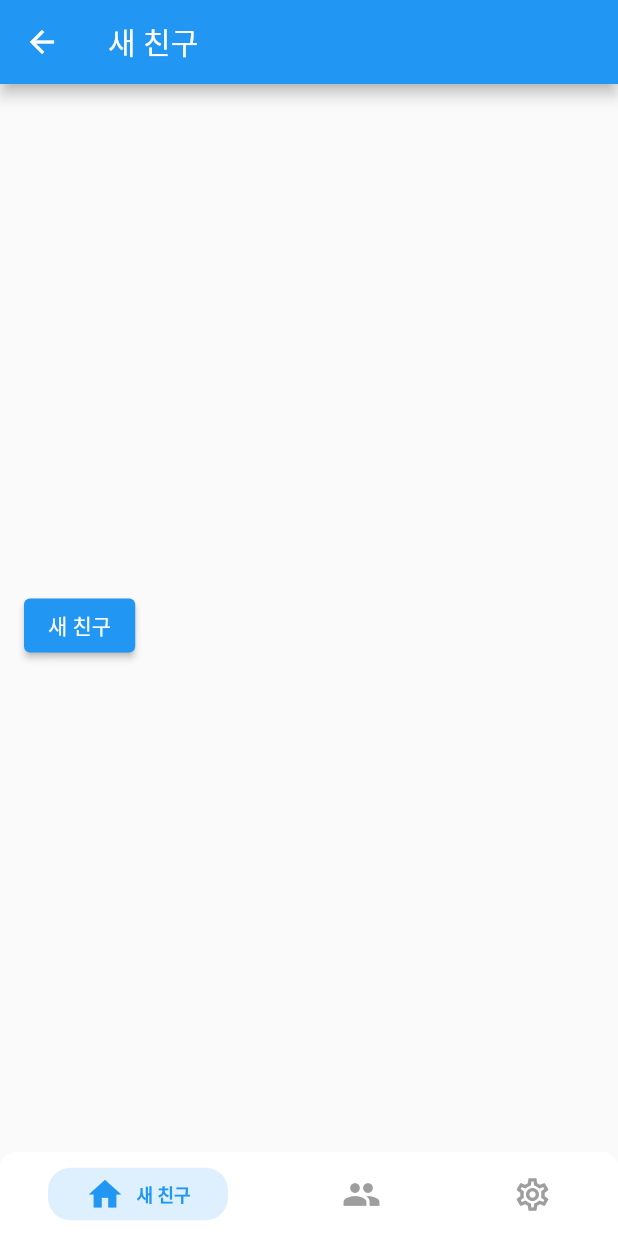
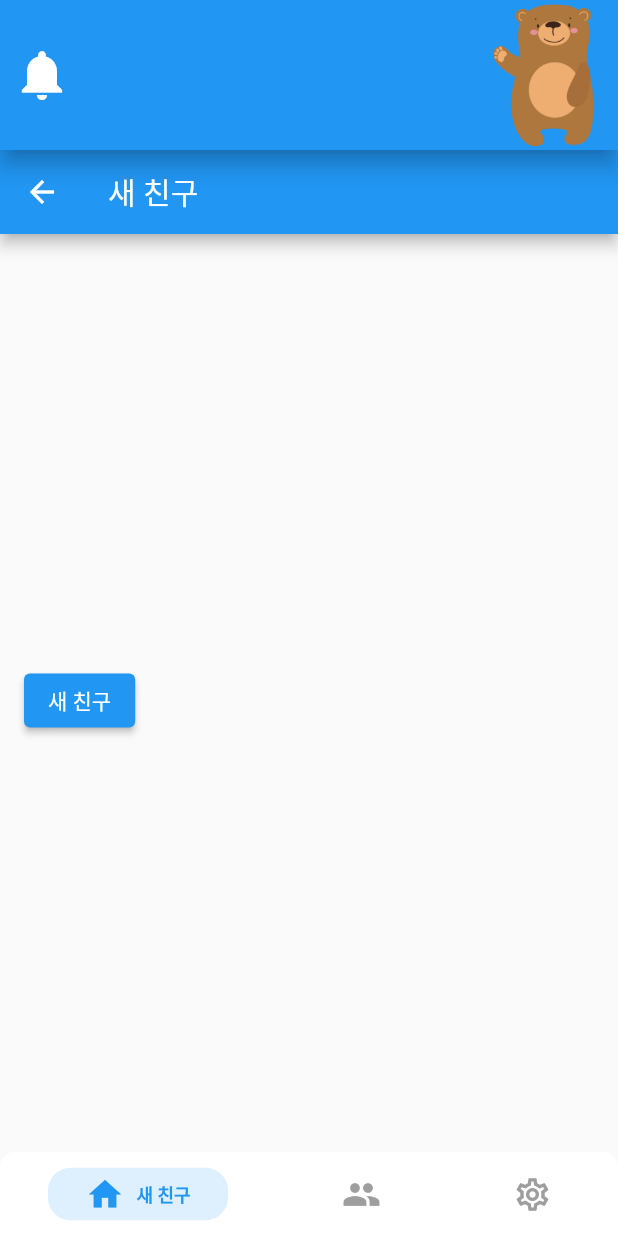
Before and after one commit to ksungjoon/Eoulim2.0, a Flutter app: the Home screen opened directly, on a phone screen of 412 x 824 dp. Run offline on Flutter 3.47's test engine with Material 2 defaults, Android fonts, the phone set to English and light mode, and no system bars; drawn by our look-alikes of persistent_bottom_nav_bar; our stand-ins replace flutter_swiper_plus; missing offline and left inert: stomp_dart_client.

Commit message:
fe/feat: add app exit & home appbar

```diff
--- a/mobile/lib/screen/home_screen.dart
+++ b/mobile/lib/screen/home_screen.dart
@@ -1,8 +1,73 @@
 import 'package:flutter/material.dart';
+import 'package:flutter/services.dart';
 import 'package:persistent_bottom_nav_bar/persistent_tab_view.dart';
 import 'package:mobile/screen/join_screen.dart';
 import 'package:mobile/screen/frineds_screen.dart';
 import 'package:mobile/screen/settings_screen.dart';
+
+var backButtonPressedOnce = false;
+
+class Home extends StatelessWidget {
+  const Home({super.key});
+
+  @override
+  Widget build(BuildContext context) {
+    return WillPopScope(
+      onWillPop: () async {
+        // 첫 번째 뒤로가기 버튼 누를 때
+        if (backButtonPressedOnce) {
+          SystemNavigator.pop();
+          return true; // 앱 종료
+        }
+
+        // 두 번째 뒤로가기 버튼 누를 때
+        backButtonPressedOnce = true;
+        ScaffoldMessenger.of(context).showSnackBar(
+          SnackBar(content: Text('뒤로가기 버튼을 한 번 더 누르면 종료합니다.')),
+        );
+
+        // 2초 내에 두 번째 뒤로가기 버튼을 누르지 않으면 초기화
+        Future.delayed(Duration(seconds: 2), () {
+          backButtonPressedOnce = false;
+        });
+
+        return false;
+      },
+      child: Scaffold(
+        appBar: AppBar(
+          leading: IconButton(
+            onPressed: () {},
+            icon: Icon(
+              Icons.notifications,
+            ),
+            iconSize: 40.0,
+          ),
+          actions: [
+            MaterialButton(
+              shape: RoundedRectangleBorder(
+                borderRadius: BorderRadius.circular(30.0),
+              ),
+              onPressed: () {
+                ScaffoldMessenger.of(context).clearSnackBars();
+                ScaffoldMessenger.of(context).showSnackBar(
+                  const SnackBar(
+                    content: Text('Hello There!'),
+                    duration: Duration(milliseconds: 1500),
+                  ),
+                );
+              },
+              child: Image.asset('assets/bear.png'),
+            )
+          ],
+          // backgroundColor: Colors.black,
+          elevation: 6.0,
+          toolbarHeight: 100.0,
+        ),
+        body: HomeBottomNavBar(),
+      ),
+    );
+  }
+}
 
 PersistentTabController _controller = PersistentTabController(initialIndex: 0);
 
@@ -24,42 +89,27 @@ List<PersistentBottomNavBarItem> _navBarsItems() {
     ),
     PersistentBottomNavBarItem(
       icon: Icon(Icons.people),
-      title: ("내 친구"),
+      title: "내 친구",
       activeColorPrimary: Colors.blue,
       inactiveColorPrimary: Colors.grey,
     ),
     PersistentBottomNavBarItem(
       icon: Icon(Icons.settings_outlined),
-      title: ("설정"),
+      title: "설정",
       activeColorPrimary: Colors.blue,
       inactiveColorPrimary: Colors.grey,
     ),
   ];
 }
 
-class Home extends StatelessWidget {
-  const Home({super.key});
+class HomeBottomNavBar extends StatelessWidget {
+  const HomeBottomNavBar({super.key});
 
   @override
   Widget build(BuildContext context) {
-    return Scaffold(
-      appBar: AppBar(
-        actions: [
-          IconButton(
-            onPressed: () {},
-            icon: Icon(
-              Icons.notifications,
-            ),
-          ),
-          IconButton(
-            onPressed: () {},
-            icon: Icon(
-              Icons.account_circle,
-            ),
-          ),
-        ],
-      ),
-      bottomNavigationBar: PersistentTabView(
+    return WillPopScope(
+      onWillPop: () async => false,
+      child: PersistentTabView(
         context,
         controller: _controller,
         screens: _buildScreens(),
@@ -95,60 +145,3 @@ class Home extends StatelessWidget {
     );
   }
 }
-
-// class Main extends StatefulWidget {
-//   const Main({super.key});
-
-//   @override
-//   State<Main> createState() => _MainState();
-// }
-
-// class _MainState extends State<Main> {
-//   // this is used to control the current index of the bottom navigation bar, and the current index of the FadeIndexedStack
-//   int currentIndex = 0;
-
-//   @override
-//   Widget build(BuildContext context) {
-//     return Scaffold(
-//       bottomNavigationBar: _buildBottomSheet(),
-//       body: FadeIndexedStack(
-//         sizing: StackFit.expand,
-//         beginOpacity: 0.5,
-//         endOpacity: 1.0,
-//         curve: Curves.easeInOut,
-//         duration: const Duration(milliseconds: 250),
-//         index: currentIndex,
-//         children: <Widget>[
-//           Join(),
-//           Friends(),
-//           Settings(),
-//         ],
-//       ),
-//     );
-//   }
-
-//   Widget _buildBottomSheet() {
-//     return BottomNavigationBar(
-//       currentIndex: currentIndex,
-//       onTap: (index) {
-//         setState(() {
-//           currentIndex = index;
-//         });
-//       },
-//       items: const <BottomNavigationBarItem>[
-//         BottomNavigationBarItem(
-//           icon: Icon(Icons.home),
-//           label: 'New',
-//         ),
-//         BottomNavigationBarItem(
-//           icon: Icon(Icons.people),
-//           label: 'Friends',
-//         ),
-//         BottomNavigationBarItem(
-//           icon: Icon(Icons.settings),
-//           label: 'Settings',
-//         ),
-//       ],
-//     );
-//   }
-// }
--- a/mobile/pubspec.yaml
+++ b/mobile/pubspec.yaml
@@ -37,7 +37,7 @@ dependencies:
   web_socket_channel: ^2.4.0
   stomp_dart_client: ^1.0.0
   flutter_swiper_plus: ^2.0.4
-  persistent_bottom_nav_bar: any
+  persistent_bottom_nav_bar: ^5.0.2
 
 dev_dependencies:
   flutter_test:
```
